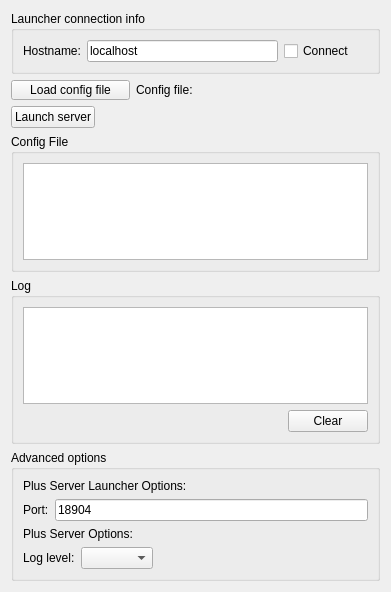
Sunderlandkyl/SlicerOpenIGTLink, file PlusRemote/Widgets/Resources/UI/qMRMLPlusLauncherRemoteWidget.ui: the form before one commit.
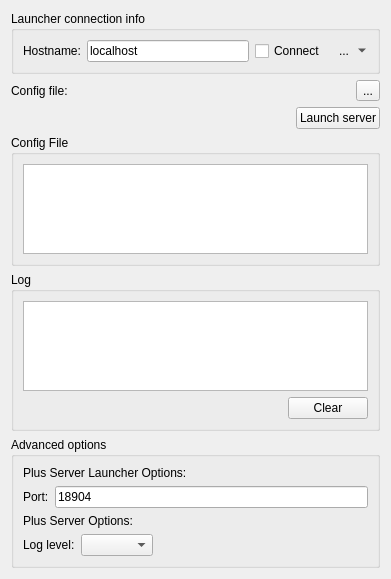
The form after the commit. Icons and pictures are not drawn. Custom widgets are drawn as their Qt base class.

Commit message: Start adding new icons. Hostname now uses hostname:port format. Removed port line edit

Patch:
```diff
--- a/PlusRemote/Widgets/Resources/UI/qMRMLPlusLauncherRemoteWidget.ui
+++ b/PlusRemote/Widgets/Resources/UI/qMRMLPlusLauncherRemoteWidget.ui
@@ -7,7 +7,7 @@
     <x>0</x>
     <y>0</y>
     <width>391</width>
-    <height>592</height>
+    <height>579</height>
    </rect>
   </property>
   <property name="windowTitle">
@@ -42,49 +42,32 @@
        </widget>
       </item>
       <item>
-       <widget class="QLabel" name="launcherStatusLabel">
-        <property name="enabled">
-         <bool>true</bool>
+       <widget class="QToolButton" name="launcherStatusButton">
+        <property name="text">
+         <string>...</string>
         </property>
-        <property name="sizePolicy">
-         <sizepolicy hsizetype="Minimum" vsizetype="Fixed">
-          <horstretch>0</horstretch>
-          <verstretch>0</verstretch>
-         </sizepolicy>
+        <property name="icon">
+         <iconset resource="../qMRMLPlusLauncherRemoteWidget.qrc">
+          <normaloff>:/Icons/PlusLauncherRemoteDotGreen.png</normaloff>:/Icons/PlusLauncherRemoteDotGreen.png</iconset>
         </property>
-        <property name="maximumSize">
+        <property name="iconSize">
          <size>
           <width>20</width>
           <height>20</height>
          </size>
         </property>
-        <property name="sizeIncrement">
-         <size>
-          <width>0</width>
-          <height>0</height>
-         </size>
+        <property name="popupMode">
+         <enum>QToolButton::MenuButtonPopup</enum>
         </property>
-        <property name="baseSize">
-         <size>
-          <width>0</width>
-          <height>0</height>
-         </size>
+        <property name="toolButtonStyle">
+         <enum>Qt::ToolButtonIconOnly</enum>
         </property>
-        <property name="frameShape">
-         <enum>QFrame::NoFrame</enum>
-        </property>
-        <property name="frameShadow">
-         <enum>QFrame::Plain</enum>
-        </property>
-        <property name="text">
-         <string/>
-        </property>
-        <property name="pixmap">
-         <pixmap resource="../qMRMLPlusLauncherRemoteWidget.qrc">:/Icons/PlusLauncherRemoteDotGrey.png</pixmap>
-        </property>
-        <property name="scaledContents">
+        <property name="autoRaise">
          <bool>true</bool>
         </property>
+        <property name="arrowType">
+         <enum>Qt::NoArrow</enum>
+        </property>
        </widget>
       </item>
      </layout>
@@ -92,25 +75,6 @@
    </item>
    <item>
     <layout class="QHBoxLayout" name="loadConfigLayout">
-     <item>
-      <widget class="QPushButton" name="loadConfigFileButton">
-       <property name="minimumSize">
-        <size>
-         <width>0</width>
-         <height>20</height>
-        </size>
-       </property>
-       <property name="text">
-        <string>Load config file</string>
-       </property>
-       <property name="iconSize">
-        <size>
-         <width>20</width>
-         <height>20</height>
-        </size>
-       </property>
-      </widget>
-     </item>
      <item>
       <widget class="QLabel" name="configFileLabel">
        <property name="text">
@@ -136,10 +100,30 @@
        </property>
       </widget>
      </item>
+     <item>
+      <widget class="QToolButton" name="loadConfigFileButton">
+       <property name="text">
+        <string>...</string>
+       </property>
+      </widget>
+     </item>
     </layout>
    </item>
    <item>
     <layout class="QHBoxLayout" name="launchServerLayout">
+     <item>
+      <spacer name="horizontalSpacer">
+       <property name="orientation">
+        <enum>Qt::Horizontal</enum>
+       </property>
+       <property name="sizeHint" stdset="0">
+        <size>
+         <width>40</width>
+         <height>20</height>
+        </size>
+       </property>
+      </spacer>
+     </item>
      <item>
       <widget class="QPushButton" name="startStopServerButton">
        <property name="text">
@@ -157,66 +141,6 @@
        </property>
       </widget>
      </item>
-     <item>
-      <spacer name="horizontalSpacer_3">
-       <property name="orientation">
-        <enum>Qt::Horizontal</enum>
-       </property>
-       <property name="sizeType">
-        <enum>QSizePolicy::Fixed</enum>
-       </property>
-       <property name="sizeHint" stdset="0">
-        <size>
-         <width>5</width>
-         <height>20</height>
-        </size>
-       </property>
-      </spacer>
-     </item>
-     <item>
-      <widget class="QLabel" name="serverStatusLabel">
-       <property name="enabled">
-        <bool>true</bool>
-       </property>
-       <property name="sizePolicy">
-        <sizepolicy hsizetype="Minimum" vsizetype="Fixed">
-         <horstretch>0</horstretch>
-         <verstretch>0</verstretch>
-        </sizepolicy>
-       </property>
-       <property name="maximumSize">
-        <size>
-         <width>20</width>
-         <height>20</height>
-        </size>
-       </property>
-       <property name="text">
-        <string/>
-       </property>
-       <property name="textFormat">
-        <enum>Qt::AutoText</enum>
-       </property>
-       <property name="pixmap">
-        <pixmap resource="../qMRMLPlusLauncherRemoteWidget.qrc">:/Icons/PlusLauncherRemoteDotGrey.png</pixmap>
-       </property>
-       <property name="scaledContents">
-        <bool>true</bool>
-       </property>
-      </widget>
-     </item>
-     <item>
-      <spacer name="horizontalSpacer">
-       <property name="orientation">
-        <enum>Qt::Horizontal</enum>
-       </property>
-       <property name="sizeHint" stdset="0">
-        <size>
-         <width>40</width>
-         <height>20</height>
-        </size>
-       </property>
-      </spacer>
-     </item>
     </layout>
    </item>
    <item>
```
Left out of the diff: 2 changed lines with no effect on the pictures. The commit also changes 1 other file.
